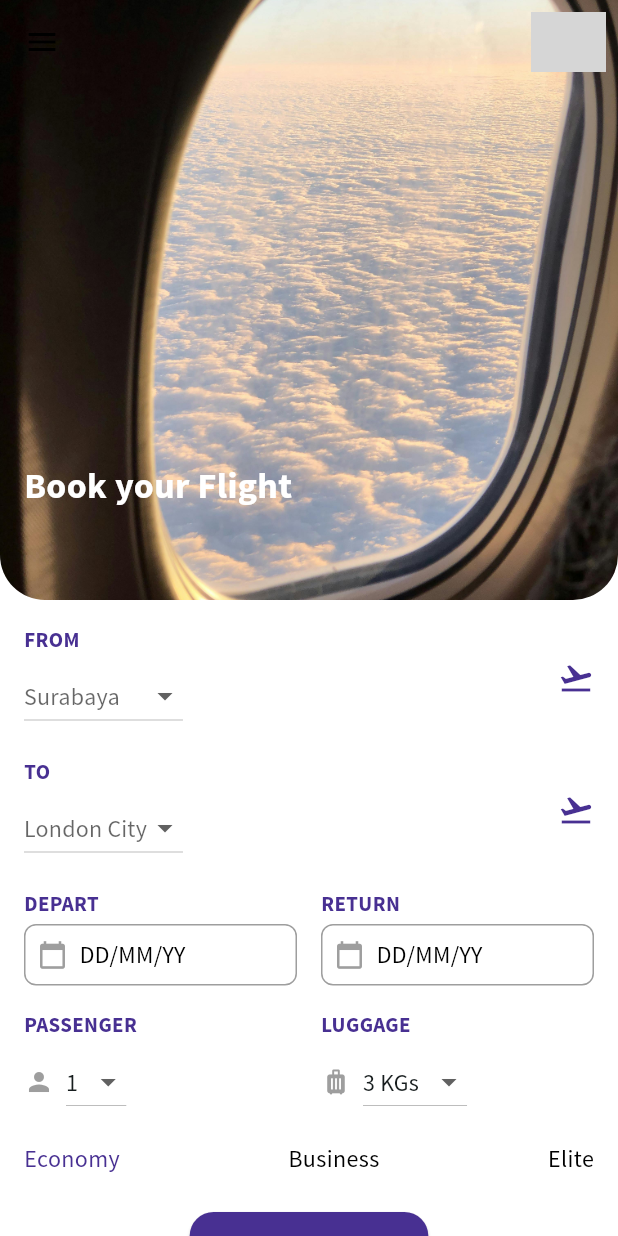
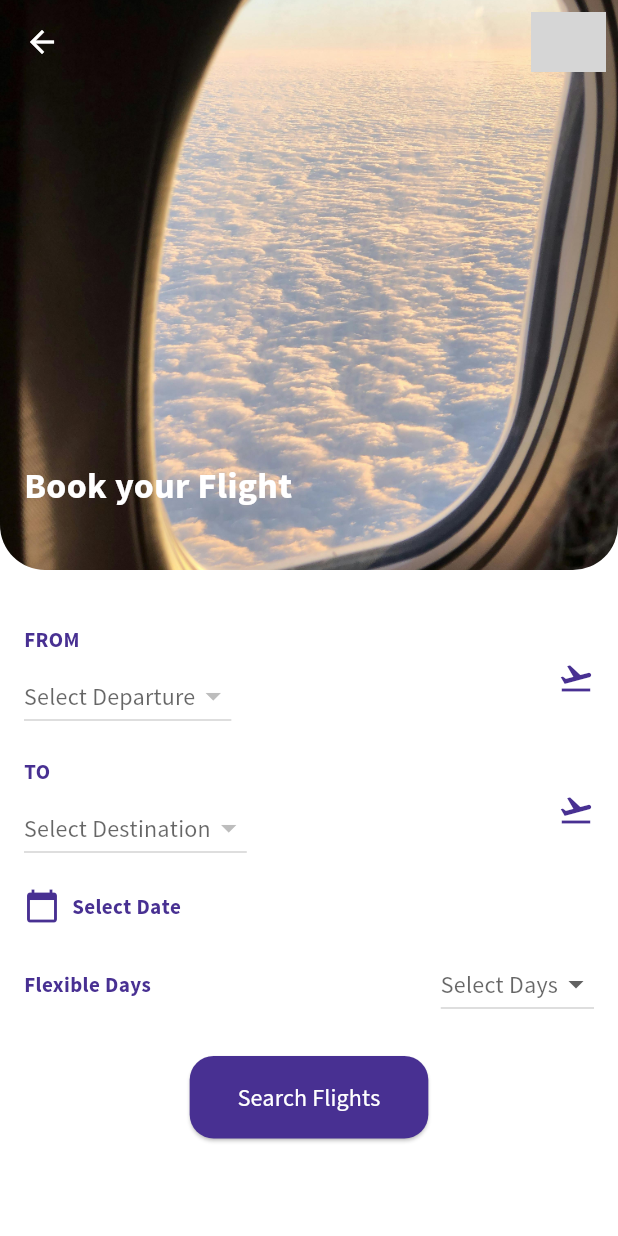
Before and after one commit to Joseph-Lartey/Flyhigh, a Flutter app: the BookingPage screen opened directly, on a phone screen of 412 x 824 dp. Run offline on Flutter 3.47's test engine with Material 3 defaults, Android fonts, the light colour scheme and no system bars; our stand-ins replace flutter_otp_text_field, image_picker, shared_preferences; missing offline and left inert: email_otp; accounts and stored records are empty; network calls fail; grey boxes are pictures that could not be loaded.

Commit message:
searchflight update

```diff
--- a/frontend/lib/booking_page.dart
+++ b/frontend/lib/booking_page.dart
@@ -1,5 +1,9 @@
+import 'dart:convert';
 import 'package:flutter/material.dart';
-import 'custom_colors.dart'; // Adjust the import path as necessary
+import 'package:http/http.dart' as http;
+import 'custom_colors.dart';
+import 'api_service.dart';
+import 'FlightSelectionPage.dart';
 
 class BookingPage extends StatefulWidget {
   const BookingPage({Key? key}) : super(key: key);
@@ -12,38 +16,92 @@
   String? _fromLocation;
   String? _toLocation;
   DateTime? _departDate;
-  DateTime? _returnDate;
-  int _passengers = 1;
-  int _luggage = 3;
-  String _class = 'Economy';
+  int? _flexibleDays;
 
-  final List<String> locations = ['Surabaya', 'London City', 'New York', 'Tokyo', 'Paris'];
-  final List<String> classes = ['Economy', 'Business', 'Elite'];
+  List<Map<String, dynamic>> locations = [];
+  final List<int> flexibleDaysOptions = [0, 1, 2, 3, 4, 5, 6, 7];
 
-  Future<void> _selectDate(BuildContext context, bool isDepart) async {
+  final ApiService apiService = ApiService();
+
+  @override
+  void initState() {
+    super.initState();
+    _fetchCountries();
+  }
+
+  Future<void> _fetchCountries() async {
+    try {
+      final countries = await apiService.fetchCountries();
+      setState(() {
+        locations = countries;
+        if (!locations.any((element) => element['name'] == _fromLocation)) {
+          _fromLocation = null;
+        }
+        if (!locations.any((element) => element['name'] == _toLocation)) {
+          _toLocation = null;
+        }
+      });
+    } catch (e) {
+      print('Failed to load countries: $e');
+    }
+  }
+
+  Future<void> _selectDate(BuildContext context) async {
     final DateTime? picked = await showDatePicker(
       context: context,
       initialDate: DateTime.now(),
       firstDate: DateTime.now(),
       lastDate: DateTime(2101),
     );
-    if (picked != null && picked != (_departDate ?? _returnDate))
+    if (picked != null && picked != _departDate) {
       setState(() {
-        if (isDepart) {
         _departDate = picked;
-        } else {
-          _returnDate = picked;
+      });
     }
+  }
+
+Future<void> _searchFlights() async {
+  try {
+    final fromLocation = locations.firstWhere(
+        (element) => element['name'] == _fromLocation,
+        orElse: () => {'id': null})['id'];
+    final toLocation = locations.firstWhere(
+        (element) => element['name'] == _toLocation,
+        orElse: () => {'id': null})['id'];
+
+    print('Searching flights with parameters:');
+    print('From: $fromLocation');
+    print('To: $toLocation');
+    print('Date: ${_departDate?.toIso8601String()}');
+    print('Flexible days: $_flexibleDays');
+
+    final response = await apiService.searchFlights({
+      'departure_country_id': fromLocation,
+      'arrival_country_id': toLocation,
+      'departure_date': _departDate?.toIso8601String(),
+      'flexible_days': _flexibleDays,
     });
+
+    print('API response: $response');
+
+    Navigator.push(
+      context,
+      MaterialPageRoute(
+          builder: (context) => FlightSelectionPage(flights: response)),
+    );
+  } catch (e) {
+    print('Failed to search flights: $e');
+    ScaffoldMessenger.of(context).showSnackBar(
+      SnackBar(content: Text('Failed to search flights: $e')),
+    );
+  }
 }
 
   @override
   Widget build(BuildContext context) {
     return Scaffold(
-      extendBodyBehindAppBar: true, // This extends the body behind the AppBar
-      drawer: Drawer(
-        // Add your drawer items here
-      ),
+      extendBodyBehindAppBar: true,
+      drawer: Drawer(),
       body: CustomScrollView(
         slivers: [
           SliverAppBar(
@@ -51,15 +109,21 @@
             elevation: 0,
             backgroundColor: Colors.transparent,
             expandedHeight: 400,
+            leading: IconButton(
+              icon: Icon(Icons.arrow_back, color: Colors.white),
+              onPressed: () {
+                Navigator.pop(context);
+              },
+            ),
             flexibleSpace: FlexibleSpaceBar(
               background: Stack(
                 children: [
                   Container(
                     width: double.infinity,
-                    height: 400,
+                    height: 380,
                     decoration: BoxDecoration(
                       image: DecorationImage(
-                        image: AssetImage('assets/images/img1.jpg'), // Replace with your image asset
+                        image: AssetImage('assets/images/img1.jpg'),
                         fit: BoxFit.cover,
                       ),
                       borderRadius: BorderRadius.only(
@@ -89,7 +153,7 @@
                 padding: const EdgeInsets.all(8.0),
                 child: CircleAvatar(
                   radius: 25,
-                  backgroundImage: AssetImage('assets/images/img3.png'), // Replace with your profile image asset
+                  backgroundImage: AssetImage('assets/images/img3.png'),
                 ),
               ),
             ],
@@ -102,7 +166,6 @@
                   child: Column(
                     crossAxisAlignment: CrossAxisAlignment.start,
                     children: [
-                      // Flight booking form
                       _buildFlightBookingForm(),
                       SizedBox(height: 16),
                     ],
@@ -119,26 +182,24 @@
   Widget _buildFlightBookingForm() {
     return Column(
       children: [
-        _buildDropdownRow('FROM', 'Surabaya', (String? newValue) {
+        _buildDropdownRow('FROM', 'Select Departure', (String? newValue) {
           setState(() {
             _fromLocation = newValue;
           });
-        }),
+        }, _fromLocation),
         SizedBox(height: 16),
-        _buildDropdownRow('TO', 'London City', (String? newValue) {
+        _buildDropdownRow('TO', 'Select Destination', (String? newValue) {
           setState(() {
             _toLocation = newValue;
           });
-        }),
+        }, _toLocation),
         SizedBox(height: 16),
         _buildDateRow(),
         SizedBox(height: 16),
-        _buildPassengerLuggageRow(),
-        SizedBox(height: 16),
-        _buildClassRow(),
+        _buildFlexibleDaysRow(),
         SizedBox(height: 24),
         ElevatedButton(
-          onPressed: () {},
+          onPressed: _searchFlights,
           style: ElevatedButton.styleFrom(
             backgroundColor: CustomColors.primaryColor,
             padding: EdgeInsets.symmetric(horizontal: 32, vertical: 16),
@@ -159,17 +220,19 @@
     );
   }
 
-  Widget _buildDropdownRow(String label, String hint, ValueChanged<String?> onChanged) {
+  Widget _buildDropdownRow(
+      String label, String hint, ValueChanged<String?> onChanged, String? value) {
     return Row(
       mainAxisAlignment: MainAxisAlignment.spaceBetween,
       children: [
-        _buildDropdown(label, hint, onChanged),
+        _buildDropdown(label, hint, onChanged, value),
         Icon(Icons.flight_takeoff, color: CustomColors.primaryColor),
       ],
     );
   }
 
-  Widget _buildDropdown(String label, String hint, ValueChanged<String?> onChanged) {
+  Widget _buildDropdown(
+      String label, String hint, ValueChanged<String?> onChanged, String? value) {
     return Column(
       crossAxisAlignment: CrossAxisAlignment.start,
       children: [
@@ -184,41 +247,44 @@
         ),
         SizedBox(height: 4),
         DropdownButton<String>(
-          value: label == 'FROM' ? _fromLocation : _toLocation,
+          value: value,
           hint: Text(hint),
-          items: locations.map<DropdownMenuItem<String>>((String value) {
-            return DropdownMenuItem<String>(
-              value: value,
-              child: Text(value),
-            );
-          }).toList(),
+          items: _getDropdownItems(label),
           onChanged: onChanged,
         ),
       ],
     );
   }
 
+  List<DropdownMenuItem<String>> _getDropdownItems(String label) {
+    switch (label) {
+      case 'FROM':
+      case 'TO':
+        return locations.map<DropdownMenuItem<String>>((Map<String, dynamic> value) {
+          return DropdownMenuItem<String>(
+            value: value['name'],
+            child: Text(value['name']),
+          );
+        }).toList();
+      default:
+        return [];
+    }
+  }
+
   Widget _buildDateRow() {
     return Row(
       mainAxisAlignment: MainAxisAlignment.spaceBetween,
       children: [
-        Expanded(
-          child: _buildDateDetail('DEPART', _departDate),
-        ),
-        SizedBox(width: 16),
-        Expanded(
-          child: _buildDateDetail('RETURN', _returnDate),
-        ),
-      ],
-    );
-  }
-
-  Widget _buildDateDetail(String label, DateTime? date) {
-    return Column(
-      crossAxisAlignment: CrossAxisAlignment.start,
+        GestureDetector(
+          onTap: () => _selectDate(context),
+          child: Row(
             children: [
+              Icon(Icons.calendar_today, color: CustomColors.primaryColor),
+              SizedBox(width: 8),
               Text(
-          label,
+                _departDate == null
+                    ? 'Select Date'
+                    : '${_departDate!.day}-${_departDate!.month}-${_departDate!.year}',
                 style: TextStyle(
                   color: CustomColors.primaryColor,
                   fontSize: 14,
@@ -226,59 +292,19 @@
                   fontFamily: 'SourceSansPro',
                 ),
               ),
-        SizedBox(height: 4),
-        GestureDetector(
-          onTap: () => _selectDate(context, label == 'DEPART'),
-          child: Container(
-            padding: EdgeInsets.all(8.0),
-            decoration: BoxDecoration(
-              color: Colors.white,
-              borderRadius: BorderRadius.circular(8.0),
-              border: Border.all(
-                color: Colors.grey,
-              ),
-            ),
-            child: Row(
-              children: [
-                Icon(Icons.calendar_today, size: 20, color: Colors.grey),
-                SizedBox(width: 8),
-                Text(
-                  date != null ? '${date.day}/${date.month}/${date.year}' : 'DD/MM/YY',
-                  style: TextStyle(
-                    color: Colors.black,
-                    fontSize: 16,
-                    fontFamily: 'SourceSansPro',
-                  ),
-                ),
             ],
-            ),
           ),
         ),
       ],
     );
   }
 
-  Widget _buildPassengerLuggageRow() {
+  Widget _buildFlexibleDaysRow() {
     return Row(
       mainAxisAlignment: MainAxisAlignment.spaceBetween,
       children: [
-        Expanded(
-          child: _buildPassengerDetail('PASSENGER', _passengers),
-        ),
-        SizedBox(width: 16),
-        Expanded(
-          child: _buildLuggageDetail('LUGGAGE', _luggage),
-        ),
-      ],
-    );
-  }
-
-  Widget _buildPassengerDetail(String label, int value) {
-    return Column(
-      crossAxisAlignment: CrossAxisAlignment.start,
-      children: [
         Text(
-          label,
+          'Flexible Days',
           style: TextStyle(
             color: CustomColors.primaryColor,
             fontSize: 14,
@@ -286,93 +312,22 @@
             fontFamily: 'SourceSansPro',
           ),
         ),
-        SizedBox(height: 4),
-        Row(
-          children: [
-            Icon(Icons.person, size: 20, color: Colors.grey),
-            SizedBox(width: 8),
         DropdownButton<int>(
-              value: value,
-              items: List.generate(10, (index) => index + 1).map((int value) {
+          value: _flexibleDays,
+          hint: Text('Select Days'),
+          items: flexibleDaysOptions.map<DropdownMenuItem<int>>((int value) {
             return DropdownMenuItem<int>(
               value: value,
-                  child: Text(value.toString()),
+              child: Text('$value days'),
             );
           }).toList(),
-              onChanged: (newValue) {
+          onChanged: (int? newValue) {
             setState(() {
-                  _passengers = newValue!;
+              _flexibleDays = newValue;
             });
           },
         ),
       ],
-        ),
-      ],
-    );
-  }
-
-  Widget _buildLuggageDetail(String label, int value) {
-    return Column(
-      crossAxisAlignment: CrossAxisAlignment.start,
-      children: [
-        Text(
-          label,
-          style: TextStyle(
-            color: CustomColors.primaryColor,
-            fontSize: 14,
-            fontWeight: FontWeight.bold,
-            fontFamily: 'SourceSansPro',
-          ),
-        ),
-        SizedBox(height: 4),
-        Row(
-          children: [
-            Icon(Icons.luggage, size: 20, color: Colors.grey),
-            SizedBox(width: 8),
-            DropdownButton<int>(
-              value: value,
-              items: List.generate(10, (index) => index + 1).map((int value) {
-                return DropdownMenuItem<int>(
-                  value: value,
-                  child: Text('$value KGs'),
-                );
-              }).toList(),
-              onChanged: (newValue) {
-                setState(() {
-                  _luggage = newValue!;
-                });
-              },
-            ),
-          ],
-        ),
-      ],
-    );
-  }
-
-  Widget _buildClassRow() {
-    return Row(
-      mainAxisAlignment: MainAxisAlignment.spaceBetween,
-      children: classes.map((String label) {
-        return GestureDetector(
-          onTap: () {
-            setState(() {
-              _class = label;
-            });
-          },
-          child: _buildClassDetail(label),
-        );
-      }).toList(),
-    );
-  }
-
-  Widget _buildClassDetail(String label) {
-    return Text(
-      label,
-      style: TextStyle(
-        color: label == _class ? CustomColors.primaryColor : Colors.black,
-        fontSize: 16,
-        fontFamily: 'SourceSansPro',
-      ),
     );
   }
 }
--- a/frontend/lib/landing_page.dart
+++ b/frontend/lib/landing_page.dart
@@ -34,7 +34,7 @@
                         'Find Your Perfect\nFlight',
                         textAlign: TextAlign.center,
                         style: TextStyle(
-                          color: CustomColors.primaryColor,
+                          color: Colors.white,
                           fontFamily: 'SourceSansPro',
                           fontWeight: FontWeight.bold,
                           fontSize: 28,
--- a/frontend/lib/main.dart
+++ b/frontend/lib/main.dart
@@ -6,6 +6,7 @@
 import '../providers/auth_provider.dart';  // replace with the actual path to your auth provider file
 import 'services/otpservice.dart';
 import 'userprofile.dart';
+// import 'FlightSelectionPage.dart';
 
 void main() {
   SystemChrome.setSystemUIOverlayStyle(const SystemUiOverlayStyle(
@@ -49,7 +50,7 @@
           ),
         ),
       ),
-      home: const SplashScreen(), //
+      home: const SplashScreen() , //
     );
   }
 }
--- a/frontend/pubspec.yaml
+++ b/frontend/pubspec.yaml
@@ -22,6 +22,7 @@
   email_otp: ^3.0.2
   provider:
   # location: ^4.3.0
+  intl: ^0.17.0
 
 dev_dependencies:
   flutter_test:
```
Also changed, not shown: frontend/lib/FlightSelectionPage.dart (added, +161 -0 lines), frontend/lib/api_service.dart (added, +48 -0 lines), frontend/pubspec.lock, 2 other files. Lines whose indentation alone changed are shown as unchanged.
